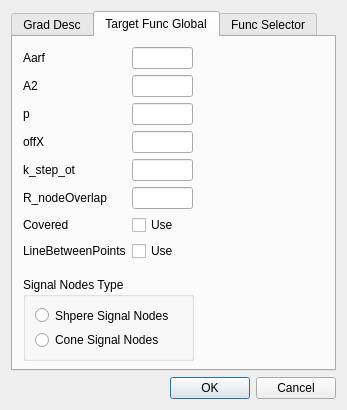
The window that DialogGradConfig.ui (znseday/snnoro) describes before a commit, drawn with Qt 5.
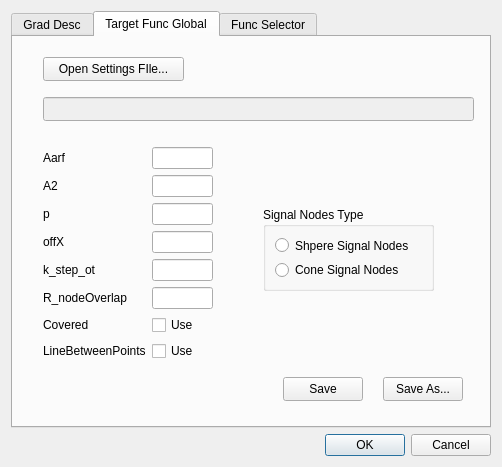
The same window after the commit. The open tabs and pages were chosen to show the change.

Commit message: WIP: TargetFuncSetting into file

Diff of the .ui file:
```diff
--- a/DialogGradConfig.ui
+++ b/DialogGradConfig.ui
@@ -6,8 +6,8 @@
    <rect>
     <x>0</x>
     <y>0</y>
-    <width>347</width>
-    <height>410</height>
+    <width>502</width>
+    <height>467</height>
    </rect>
   </property>
   <property name="windowTitle">
@@ -173,8 +173,8 @@
         <widget class="QWidget" name="layoutWidget">
          <property name="geometry">
           <rect>
-           <x>10</x>
-           <y>10</y>
+           <x>30</x>
+           <y>110</y>
            <width>170</width>
            <height>232</height>
           </rect>
@@ -273,8 +273,8 @@
         <widget class="QGroupBox" name="groupBox">
          <property name="geometry">
           <rect>
-           <x>10</x>
-           <y>240</y>
+           <x>250</x>
+           <y>170</y>
            <width>171</width>
            <height>84</height>
           </rect>
@@ -299,6 +299,58 @@
           </item>
          </layout>
         </widget>
+        <widget class="QPushButton" name="btnTargetFuncGlobalSaveAs">
+         <property name="geometry">
+          <rect>
+           <x>370</x>
+           <y>340</y>
+           <width>80</width>
+           <height>24</height>
+          </rect>
+         </property>
+         <property name="text">
+          <string>Save As...</string>
+         </property>
+        </widget>
+        <widget class="QPushButton" name="btnTargetFuncGlobalSave">
+         <property name="geometry">
+          <rect>
+           <x>270</x>
+           <y>340</y>
+           <width>80</width>
+           <height>24</height>
+          </rect>
+         </property>
+         <property name="text">
+          <string>Save</string>
+         </property>
+        </widget>
+        <widget class="QPushButton" name="btnTargetFuncGlobalOpenFile">
+         <property name="geometry">
+          <rect>
+           <x>30</x>
+           <y>20</y>
+           <width>141</width>
+           <height>24</height>
+          </rect>
+         </property>
+         <property name="text">
+          <string>Open Settings FIle...</string>
+         </property>
+        </widget>
+        <widget class="QLineEdit" name="EditTargetFuncGLobalFile">
+         <property name="enabled">
+          <bool>false</bool>
+         </property>
+         <property name="geometry">
+          <rect>
+           <x>30</x>
+           <y>60</y>
+           <width>431</width>
+           <height>24</height>
+          </rect>
+         </property>
+        </widget>
        </widget>
        <widget class="QWidget" name="tabTargetFuncSelector">
         <attribute name="title">
```
Left out of the diff: 2 changed lines with no effect on the pictures. The commit also changes 7 other files.
